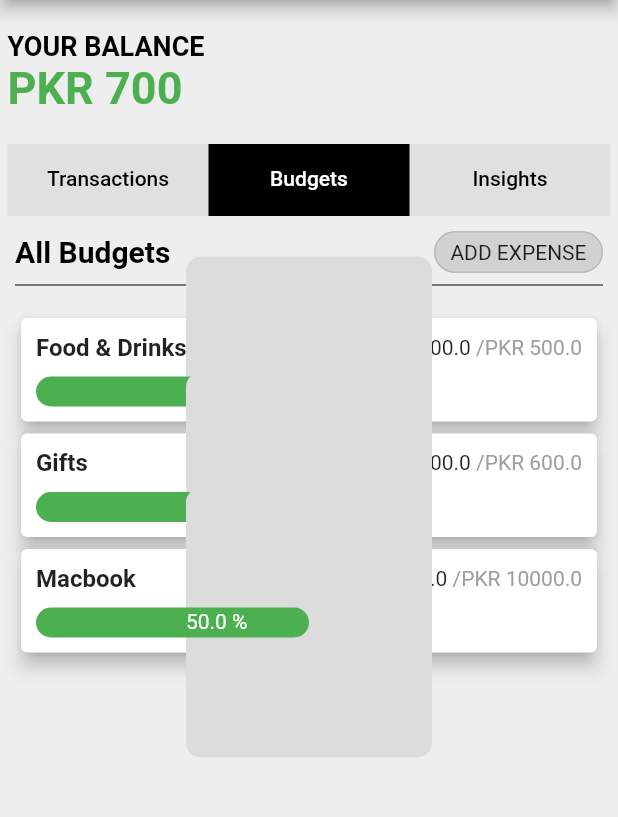
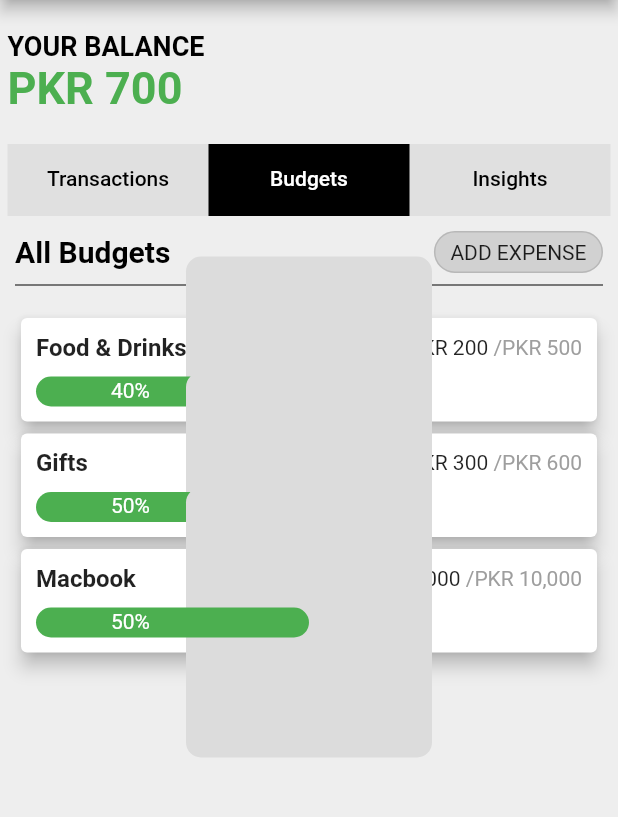
Before and after one commit to AminTahseen/Flutter-expense-tracker, a Flutter app: the screen it shows after launch, tab 2 chosen, on a phone screen of 412 x 824 dp, the part 84-901 px from its top. Run offline on Flutter 3.47's test engine with Material 2 defaults, Android fonts, the phone set to English and light mode, and no system bars.

Commit message:
updated code

```diff
--- /dev/null
+++ b/lib/utils/helper.dart
@@ -0,0 +1,21 @@
+class Helper {
+  String getFormattedAmount(String amount) {
+    if (amount.contains(".")) {
+      RegExp regex = RegExp(r'([.]*0)(?!.*\d)');
+      amount = amount.toString().replaceAll(regex, '');
+      String formatted = amount.replaceAllMapped(
+          RegExp(r'(\d{1,3})(?=(\d{3})+(?!\d))'), (Match m) => '${m[1]},');
+      return formatted;
+    } else {
+      String formatted = amount.replaceAllMapped(
+          RegExp(r'(\d{1,3})(?=(\d{3})+(?!\d))'), (Match m) => '${m[1]},');
+      return formatted;
+    }
+  }
+
+  String removeTrailingZero(String value) {
+    RegExp regex = RegExp(r'([.]*0)(?!.*\d)');
+    value = value.toString().replaceAll(regex, '');
+    return value;
+  }
+}
--- a/lib/widgets/balance-section.dart
+++ b/lib/widgets/balance-section.dart
@@ -1,4 +1,5 @@
 import 'package:expense_tracker/providers/transactions-provider.dart';
+import 'package:expense_tracker/utils/helper.dart';
 import 'package:provider/provider.dart';
 import 'package:flutter/material.dart';
 
@@ -19,7 +20,7 @@ class BalanceSection extends StatelessWidget {
                 color: Colors.black, fontSize: 18, fontWeight: FontWeight.bold),
           ),
           Text(
-            'PKR ${context.watch<TransactionProvider>().totalBalance.toString().replaceAllMapped(RegExp(r'(\d{1,3})(?=(\d{3})+(?!\d))'), (Match m) => '${m[1]},')}',
+            'PKR ${Helper().getFormattedAmount(context.watch<TransactionProvider>().totalBalance.toString())}',
             style: TextStyle(
                 color: context.watch<TransactionProvider>().totalBalance > 0
                     ? Colors.green
--- a/lib/widgets/budget-item.dart
+++ b/lib/widgets/budget-item.dart
@@ -1,4 +1,5 @@
 import 'package:expense_tracker/models/budget.dart';
+import 'package:expense_tracker/utils/helper.dart';
 import 'package:expense_tracker/widgets/progress-bar.dart';
 import 'package:flutter/material.dart';
 
@@ -24,9 +25,10 @@ class BudgetItem extends StatelessWidget {
                 ),
                 Row(
                   children: [
-                    Text('PKR ${_budget.budgetSpend} '),
                     Text(
-                      '/PKR ${_budget.budgetMax}',
+                        'PKR ${Helper().getFormattedAmount(_budget.budgetSpend.toString())} '),
+                    Text(
+                      '/PKR ${Helper().getFormattedAmount(_budget.budgetMax.toString())}',
                       style: TextStyle(color: Colors.grey),
                     )
                   ],
--- a/lib/widgets/income-expense-cards.dart
+++ b/lib/widgets/income-expense-cards.dart
@@ -1,4 +1,5 @@
 import 'package:expense_tracker/providers/transactions-provider.dart';
+import 'package:expense_tracker/utils/helper.dart';
 import 'package:provider/provider.dart';
 import 'package:flutter/material.dart';
 
@@ -28,7 +29,7 @@ class IncomeExpenseCards extends StatelessWidget {
                           TextStyle(fontSize: 16, fontWeight: FontWeight.bold),
                     ),
                     Text(
-                      "PKR ${context.watch<TransactionProvider>().totalIncome.toString().replaceAllMapped(RegExp(r'(\d{1,3})(?=(\d{3})+(?!\d))'), (Match m) => '${m[1]},')}",
+                      "PKR ${Helper().getFormattedAmount(context.watch<TransactionProvider>().totalIncome.toString())}",
                       style: TextStyle(
                         fontSize: 25,
                         fontWeight: FontWeight.bold,
@@ -58,7 +59,7 @@ class IncomeExpenseCards extends StatelessWidget {
                           TextStyle(fontSize: 16, fontWeight: FontWeight.bold),
                     ),
                     Text(
-                      "PKR ${context.watch<TransactionProvider>().totalExpense.toString().replaceAllMapped(RegExp(r'(\d{1,3})(?=(\d{3})+(?!\d))'), (Match m) => '${m[1]},')}",
+                      "PKR ${Helper().getFormattedAmount(context.watch<TransactionProvider>().totalExpense.toString())}",
                       style: TextStyle(
                         fontSize: 25,
                         fontWeight: FontWeight.bold,
--- a/lib/widgets/progress-bar.dart
+++ b/lib/widgets/progress-bar.dart
@@ -1,3 +1,4 @@
+import 'package:expense_tracker/utils/helper.dart';
 import 'package:flutter/material.dart';
 
 class ProgressBar extends StatelessWidget {
@@ -27,17 +28,19 @@ class ProgressBar extends StatelessWidget {
             widthFactor: _spendingPercentOfTotal,
             child: Container(
               decoration: BoxDecoration(
-                color: Colors.green,
+                color: ((_spending / _spendingMax) * 100) >= 100.0
+                    ? Colors.red
+                    : Colors.green,
                 borderRadius: BorderRadius.circular(10),
               ),
             ),
           ),
           Container(
             child: Text(
-              "${(_spending / _spendingMax) * 100} %",
+              "${Helper().removeTrailingZero(((_spending / _spendingMax) * 100).toString())}%",
               style: TextStyle(color: Colors.white),
             ),
-            margin: const EdgeInsets.only(left: 100.0, top: 1.0),
+            margin: const EdgeInsets.only(left: 50.0, top: 1.0),
           ),
         ],
       ),
--- a/lib/widgets/transaction-item.dart
+++ b/lib/widgets/transaction-item.dart
@@ -1,4 +1,5 @@
 import 'package:expense_tracker/models/transaction.dart';
+import 'package:expense_tracker/utils/helper.dart';
 import 'package:flutter/material.dart';
 
 class TransactionItem extends StatelessWidget {
@@ -27,7 +28,7 @@ class TransactionItem extends StatelessWidget {
               style: TextStyle(fontSize: 16),
             ),
             Text(
-              "PKR ${this._item.amount.toString().replaceAllMapped(RegExp(r'(\d{1,3})(?=(\d{3})+(?!\d))'), (Match m) => '${m[1]},')}",
+              "PKR ${Helper().getFormattedAmount(this._item.amount.toString())}",
               style: TextStyle(
                 fontSize: 16,
                 fontWeight: FontWeight.bold,
```
